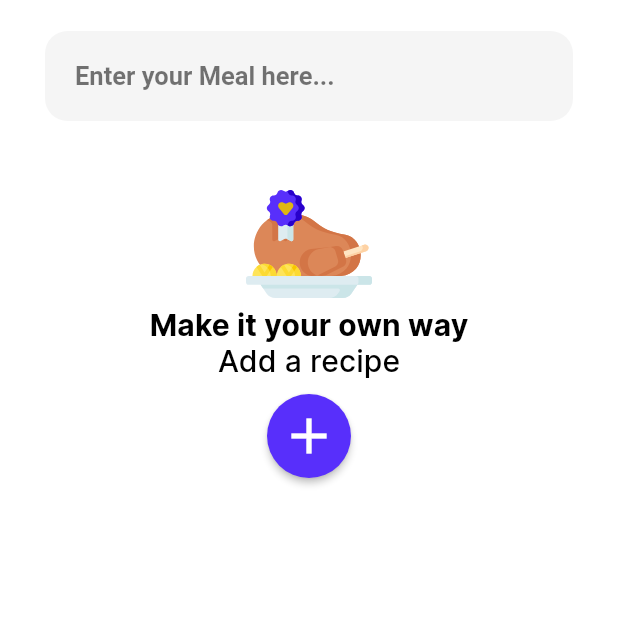
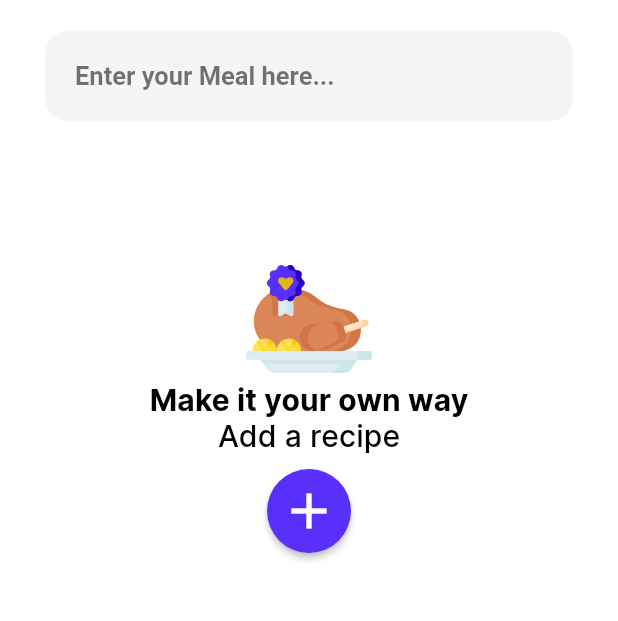
Before and after one commit to henryjrtena/recipe-app-flutter, a Flutter app: the TheMealDBApiOverviewPage screen opened directly with empty values, on a phone screen of 412 x 824 dp, the part 173-794 px from its top. Run offline on Flutter 3.47's test engine with Material 2 defaults, Android fonts, the phone set to English and light mode, and no system bars; our stand-ins replace async_redux, dio, flutter_svg, freezed_annotation; generated files the repository leaves out were written again; network calls fail.

Commit message:
feat: code clean up - changed Function(T) into ValueChange<T> - created a reusable widget for the floating action button - added additionl margin to the EmptyListView - moved personal function below the build method

```diff
--- a/lib/features/the_meal_db_details/the_meal_db_details_vm.dart
+++ b/lib/features/the_meal_db_details/the_meal_db_details_vm.dart
@@ -28,6 +28,6 @@ class TheMealDBApiDetailsVm extends Vm {
   }) : super(equals: [recipeDetails]);
 
   final Recipe recipeDetails;
-  final Function(String) onUpdateRecipeNote;
+  final ValueChanged<String> onUpdateRecipeNote;
   final VoidCallback onDeleteRecipe;
 }
--- a/lib/features/the_meal_db_overview/the_meal_db_overview_page.dart
+++ b/lib/features/the_meal_db_overview/the_meal_db_overview_page.dart
@@ -1,5 +1,6 @@
 import 'dart:async';
 
+import 'package:recipe_app_flutter/features/the_meal_db_overview/widgets/floating_button.dart';
 import 'package:recipe_app_flutter/features/the_meal_db_overview/widgets/recipe_list_view.dart';
 import 'package:recipe_app_flutter/features/the_meal_db_overview/widgets/search_recipe_textfield.dart';
 import 'package:recipe_app_flutter/utilities/constant.dart';
@@ -103,22 +104,10 @@ class _TheMealDBApiOverviewPageState extends State<TheMealDBApiOverviewPage> {
       ),
       floatingActionButton: _searchController.text.isEmpty
           ? widget.recipes.isNotEmpty
-              ? FloatingActionButton(
-                  onPressed: _showAddRecipeForm,
-                  child: const Icon(
-                    Icons.add,
-                    size: 40.0,
-                  ),
-                )
+              ? FloatingButton(showAddRecipeForm: _showAddRecipeForm)
               : const VerticalSpacing(height: noHeight)
           : widget.searchedRecipes.isNotEmpty
-              ? FloatingActionButton(
-                  onPressed: _showAddRecipeForm,
-                  child: const Icon(
-                    Icons.add,
-                    size: 40.0,
-                  ),
-                )
+              ? FloatingButton(showAddRecipeForm: _showAddRecipeForm)
               : const VerticalSpacing(height: noHeight),
     );
   }
--- a/lib/features/the_meal_db_overview/the_meal_db_overview_vm.dart
+++ b/lib/features/the_meal_db_overview/the_meal_db_overview_vm.dart
@@ -46,7 +46,7 @@ class TheMealDBApiOverviewVm extends Vm {
 
   final List<Recipe> recipes;
   final List<Recipe> searchedRecipes;
-  final Function(String) onGetRecipeAction;
-  final Function(String) onSearchedRecipeAction;
+  final ValueChanged<String> onGetRecipeAction;
+  final ValueChanged<String> onSearchedRecipeAction;
   final VoidCallback onDisposeSearchedRecipe;
 }
--- a/lib/features/the_meal_db_overview/widgets/empty_recipes_view.dart
+++ b/lib/features/the_meal_db_overview/widgets/empty_recipes_view.dart
@@ -18,6 +18,7 @@ class EmptyRecipesView extends StatelessWidget {
     return Center(
       child: Column(
         children: [
+          const VerticalSpacing(height: 50.0),
           SvgPicture.asset(noRecipesSVGSource),
           Text(
             makeItYourOwnWayLabel,
--- a/lib/utilities/the_meal_db_api_theme.dart
+++ b/lib/utilities/the_meal_db_api_theme.dart
@@ -1,6 +1,6 @@
 import 'package:recipe_app_flutter/utilities/colors.dart';
+import 'package:recipe_app_flutter/utilities/constant.dart';
 import 'package:flutter/material.dart';
-import 'package:recipe_app_flutter/utilities/constant.dart';
 
 class TheMealDBApiTheme {
   static ThemeData main() {
```
Also changed, not shown: lib/features/the_meal_db_details/the_meal_db_details_page.dart (+3 -7 lines), lib/features/the_meal_db_overview/widgets/floating_button.dart (added, +21 -0 lines).
